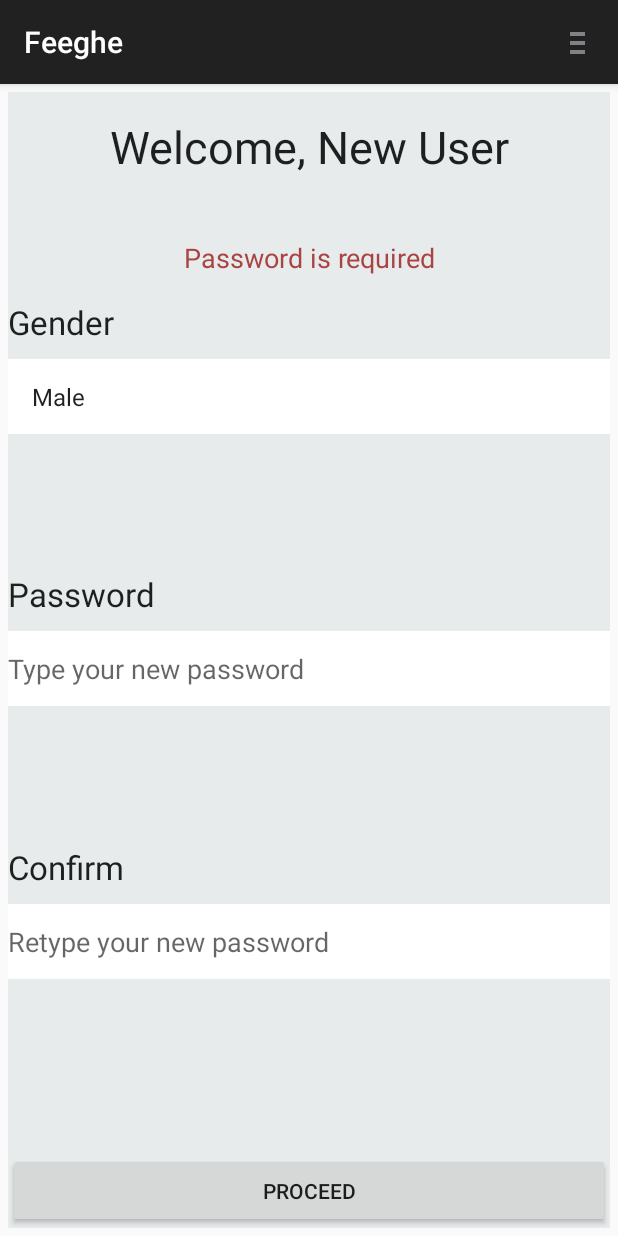
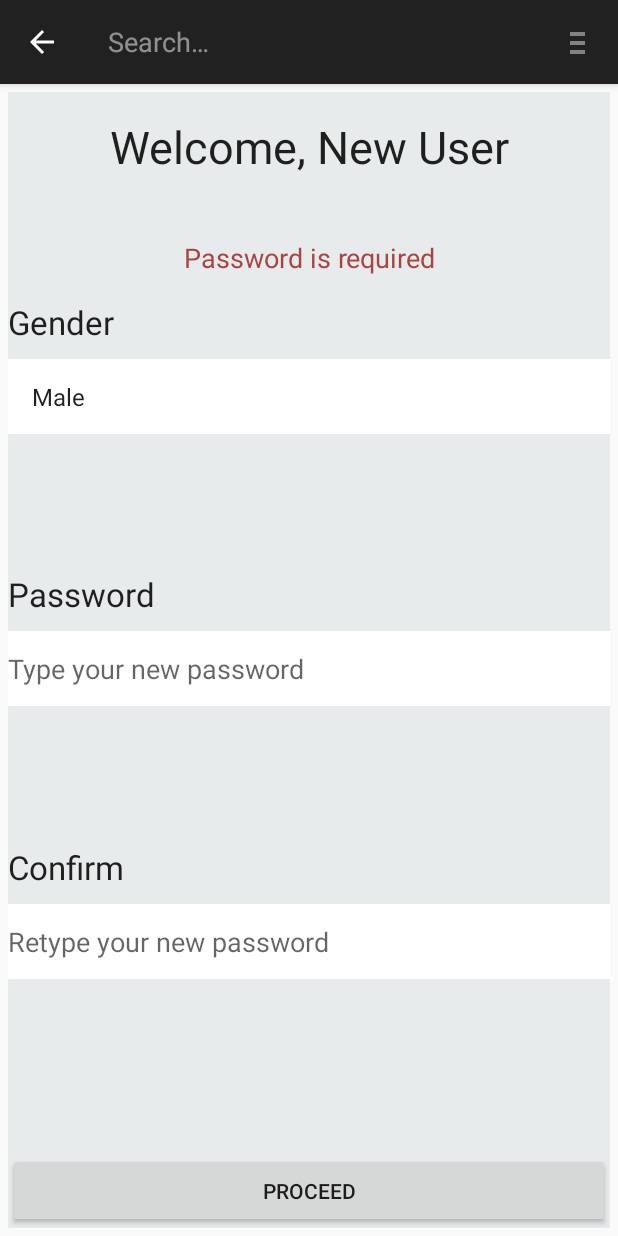
Before and after one commit to tontonskie/feeghe-android, an Android app: the fragment NewUserFragment placed in its activity, after a tap on "PROCEED", on a phone screen of 412 x 824 dp. Run offline under Robolectric (Android 15) with nearby library versions, the phone set to English and light mode, and no system bars; our stand-ins replace Picasso; libraries missing offline, so code that uses them is left out: com.koushikdutta.async; pictures from the network do not load; 1 statement that could not run was skipped; 2 other taps on this screen came first.

Commit message:
Implement SearchView

```diff
--- a/app/src/main/java/com/greenlemonmedia/feeghe/MainActivity.java
+++ b/app/src/main/java/com/greenlemonmedia/feeghe/MainActivity.java
@@ -4,6 +4,8 @@ import android.app.Activity;
 import android.app.FragmentManager;
 import android.app.FragmentTransaction;
 import android.app.ProgressDialog;
+import android.app.SearchManager;
+import android.content.Context;
 import android.content.Intent;
 import android.content.res.Configuration;
 import android.media.AudioAttributes;
@@ -16,6 +18,7 @@ import android.support.v7.app.ActionBar;
 import android.support.v7.app.ActionBarActivity;
 import android.os.Bundle;
 import android.support.v7.app.ActionBarDrawerToggle;
+import android.support.v7.widget.SearchView;
 import android.util.Log;
 import android.view.Menu;
 import android.view.MenuItem;
@@ -410,6 +413,9 @@ public class MainActivity extends ActionBarActivity implements UITabHost.OnTabCh
   @Override
   public boolean onCreateOptionsMenu(Menu menu) {
     getMenuInflater().inflate(R.menu.menu_main, menu);
+    SearchManager searchManager = (SearchManager) getSystemService(Context.SEARCH_SERVICE);
+    SearchView searchView = (SearchView) menu.findItem(R.id.actionSearchEditTxt).getActionView();
+    searchView.setSearchableInfo(searchManager.getSearchableInfo(getComponentName()));
     return true;
   }
 
--- a/app/src/main/java/com/greenlemonmedia/feeghe/api/APIService.java
+++ b/app/src/main/java/com/greenlemonmedia/feeghe/api/APIService.java
@@ -85,7 +85,7 @@ abstract public class APIService implements Serializable {
     if (cacheCollections == null) {
       cacheCollections = new HashMap<>();
     }
-    String queryId = DbCache.createQueryHash(query);
+    String queryId = APIUtils.hash(query.toString());
     if (!cacheCollections.containsKey(cacheName + '-' + queryId)) {
       cacheCollections.put(cacheName + '-' + queryId, new CacheCollection(cacheName, dbCache, queryId));
     }
--- a/app/src/main/java/com/greenlemonmedia/feeghe/storage/DbCache.java
+++ b/app/src/main/java/com/greenlemonmedia/feeghe/storage/DbCache.java
@@ -5,8 +5,6 @@ import android.content.Context;
 import android.database.Cursor;
 import android.database.sqlite.SQLiteDatabase;
 import android.database.sqlite.SQLiteOpenHelper;
-
-import com.greenlemonmedia.feeghe.api.APIUtils;
 
 import org.json.JSONArray;
 import org.json.JSONException;
@@ -45,15 +43,6 @@ public class DbCache implements Serializable {
       instance = new DbCache(context);
     }
     return instance;
-  }
-
-  /**
-   *
-   * @param query
-   * @return
-   */
-  public static String createQueryHash(JSONObject query) {
-    return APIUtils.hash(query.toString());
   }
 
   /**
--- a/app/src/main/res/menu/menu_main.xml
+++ b/app/src/main/res/menu/menu_main.xml
@@ -3,15 +3,17 @@
   xmlns:tools="http://schemas.android.com/tools"
   tools:context=".MainActivity">
 
+  <item android:id="@+id/actionSearchEditTxt"
+    android:title="Search"
+    android:icon="@drawable/abc_ic_search_api_mtrl_alpha"
+    android:orderInCategory="100"
+    app:actionViewClass="android.support.v7.widget.SearchView"
+    app:showAsAction="collapseActionView|ifRoom"/>
+
   <item android:id="@+id/actionSettingsBtn"
     android:title="Settings"
     android:icon="@drawable/ic_drawer"
-    android:orderInCategory="100"
+    android:orderInCategory="200"
     app:showAsAction="always"/>
 
-  <!--<item android:id="@+id/action_settings"-->
-    <!--android:title="@string/action_settings"-->
-    <!--android:orderInCategory="100"-->
-    <!--app:showAsAction="never"/>-->
-
 </menu>
--- /dev/null
+++ b/app/src/main/res/xml/searchable.xml
@@ -0,0 +1,4 @@
+<?xml version="1.0" encoding="utf-8"?>
+<searchable xmlns:android="http://schemas.android.com/apk/res/android"
+  android:label="@string/app_name"
+  android:hint="Search"/>
```
Also changed, not shown: app/src/main/AndroidManifest.xml (+7 -1 lines).
